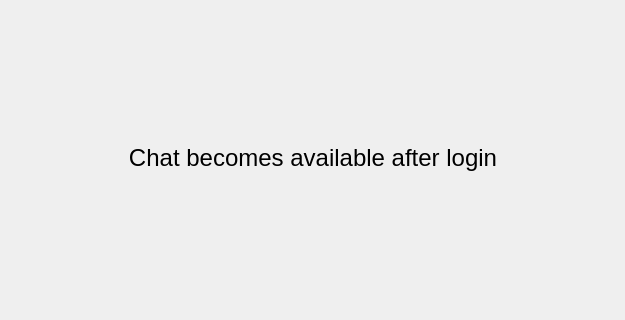
First picture: the form in BlockSettleUILib/ChatWidget.ui, repository BlockSettle/terminal, before the edit; both pictures show x 157 to 782 and y 159 to 479 of the 940 by 633 pixel window.
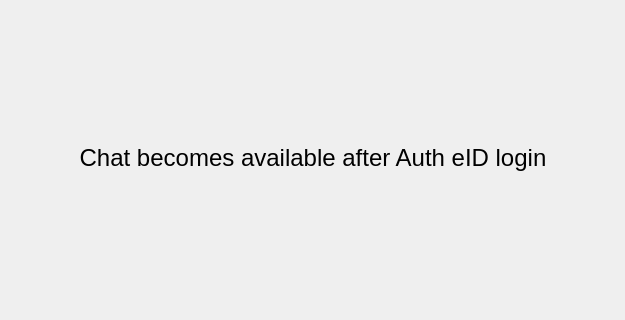
Second picture: the form after the edit. The open tabs and pages were chosen to show the change.

Commit message: Fallback to separate login chat/celer until JWT supported in Celer.

```diff
--- a/BlockSettleUILib/ChatWidget.ui
+++ b/BlockSettleUILib/ChatWidget.ui
@@ -29,7 +29,7 @@
           </font>
          </property>
          <property name="text">
-          <string>Chat becomes available after login</string>
+          <string>Chat becomes available after Auth eID login</string>
          </property>
          <property name="alignment">
           <set>Qt::AlignCenter</set>
```
Left out of the diff: 2 changed lines with no effect on the pictures. The commit also changes 4 other files.
